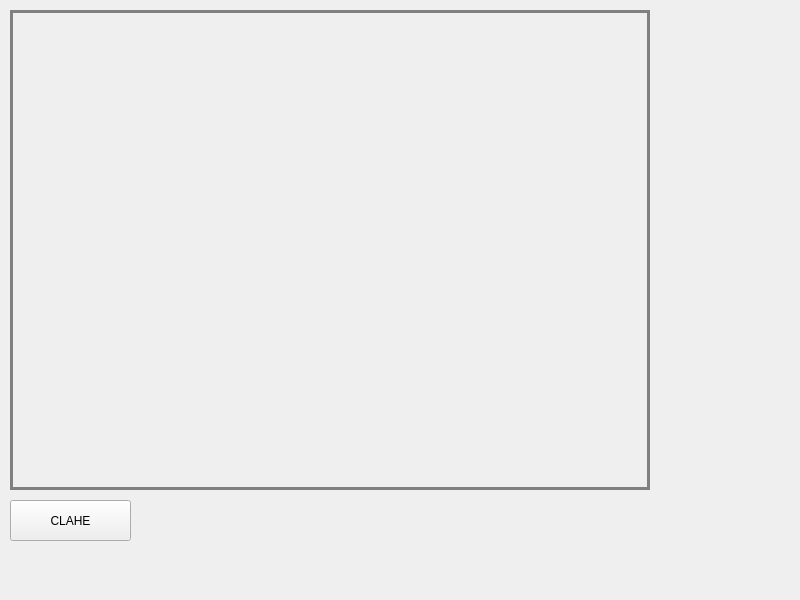
The window that Form Files/COMPUTER_VISION.ui (goobncl/CV_PROTO) describes before a commit, drawn with Qt 5.
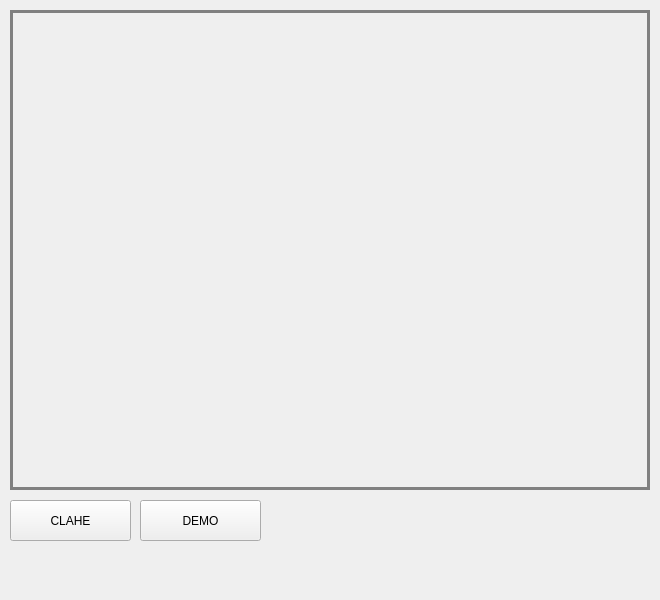
The same window after the commit.

Commit message: update_frame 가독성 개선 리펙토링

```diff
--- a/Form Files/COMPUTER_VISION.ui
+++ b/Form Files/COMPUTER_VISION.ui
@@ -6,7 +6,7 @@
    <rect>
     <x>0</x>
     <y>0</y>
-    <width>800</width>
+    <width>660</width>
     <height>600</height>
    </rect>
   </property>
@@ -61,6 +61,19 @@
      <string>CLAHE</string>
     </property>
    </widget>
+   <widget class="QPushButton" name="demoBtn">
+    <property name="geometry">
+     <rect>
+      <x>140</x>
+      <y>500</y>
+      <width>121</width>
+      <height>41</height>
+     </rect>
+    </property>
+    <property name="text">
+     <string>DEMO</string>
+    </property>
+   </widget>
   </widget>
  </widget>
  <layoutdefault spacing="6" margin="11"/>
```
Left out of the diff: 2 changed lines with no effect on the pictures. The commit also changes 1 other file.
